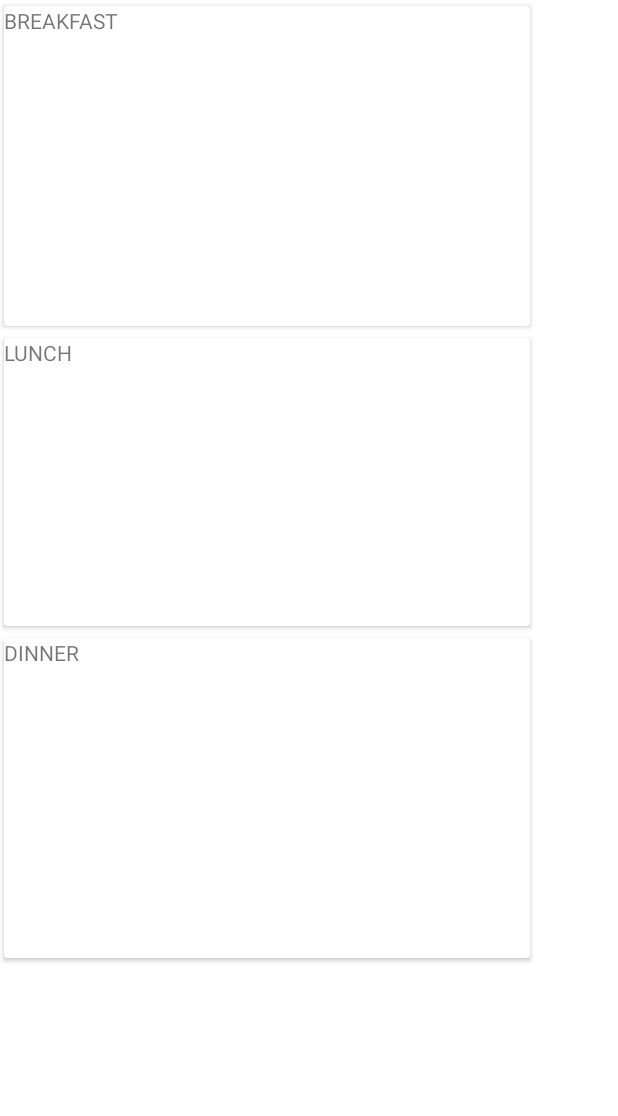
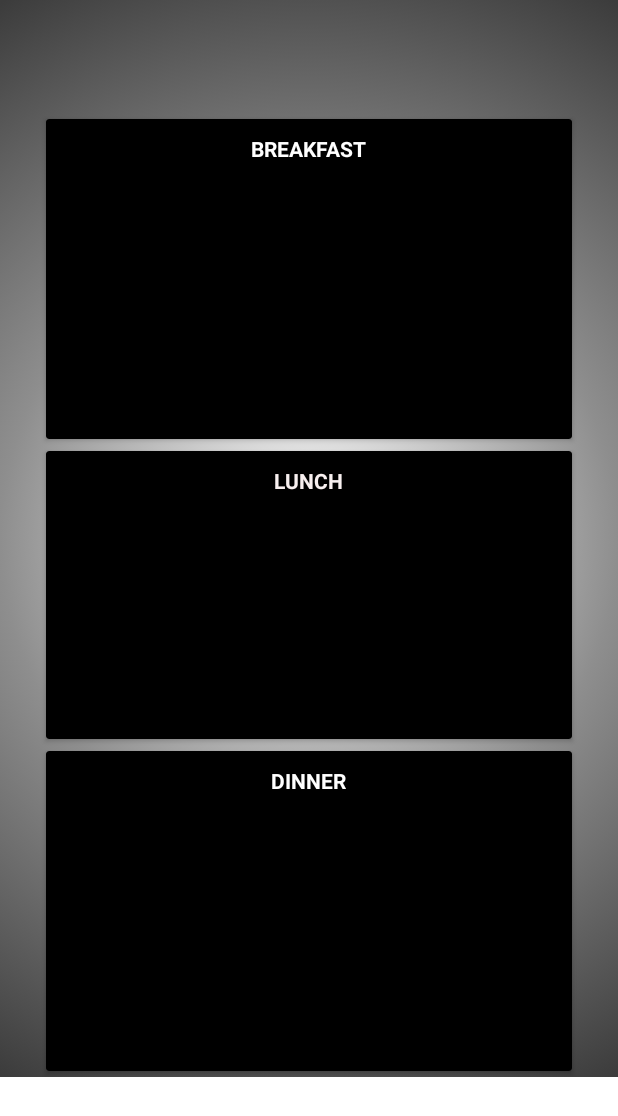
Before and after one commit to jeanrebandaban/FitnessApp, an Android app: the ActivityFNViewDay screen opened directly, with no data from a screen before it, on a phone screen of 412 x 824 dp. Shown: the top 1116 px of the screen. Run offline under Robolectric (Android 15) with nearby library versions, the phone set to English and light mode, and no system bars; 8 statements that could not run were skipped.

```diff
--- a/app/src/main/AndroidManifest.xml
+++ b/app/src/main/AndroidManifest.xml
@@ -20,6 +20,7 @@
         </activity>
         <activity android:name=".FoodNutrition"/>
         <activity android:name=".ActivityFNViewDay"/>
+        <activity android:name=".ActivityFNMedia"/>
 
         <activity android:name=".Coaching"/>
         <activity android:name=".CoachingFood"/>
--- a/app/src/main/res/layout/activity_main.xml
+++ b/app/src/main/res/layout/activity_main.xml
@@ -17,7 +17,7 @@
         app:layout_constraintStart_toStartOf="parent"
         app:layout_constraintTop_toTopOf="parent"
         app:layout_constraintVertical_bias="0.692"
-        android:onClick="goNutrition"/>
+        android:onClick="goHomeFoodNutrition"/>
 
     <Button
         android:id="@+id/coaching"
--- a/app/src/main/res/layout/fnviewday.xml
+++ b/app/src/main/res/layout/fnviewday.xml
@@ -1,12 +1,32 @@
 <?xml version="1.0" encoding="utf-8"?>
 <ScrollView xmlns:android="http://schemas.android.com/apk/res/android"
+    xmlns:app="http://schemas.android.com/apk/res-auto"
     android:layout_width="match_parent"
     android:layout_height="match_parent">
 <LinearLayout
-    xmlns:app="http://schemas.android.com/apk/res-auto"
     android:layout_width="match_parent"
     android:layout_height="wrap_content"
-    android:orientation="vertical">
+    android:orientation="vertical"
+    android:background="@drawable/bg_color">
+
+    <TextView
+        android:id="@+id/day_title"
+        android:layout_width="match_parent"
+        android:layout_height="75dp"
+        android:fontFamily="sans-serif-light"
+        android:paddingTop="15dp"
+        android:text=""
+        android:textAlignment="center"
+        android:textColor="@color/white"
+        android:textSize="34sp"
+        android:textStyle="bold"
+        app:layout_constraintBottom_toBottomOf="parent"
+        app:layout_constraintEnd_toEndOf="parent"
+        app:layout_constraintStart_toStartOf="parent"
+        app:layout_constraintTop_toTopOf="parent"
+        app:layout_constraintVertical_bias="0.06"/>
+
+
     <androidx.cardview.widget.CardView
         android:id="@+id/day1_breakfast"
         android:layout_width="356dp"
@@ -20,21 +40,28 @@
         app:layout_constraintHorizontal_bias="0.5"
         app:layout_constraintStart_toStartOf="parent"
         app:layout_constraintTop_toTopOf="parent"
-        app:layout_constraintVertical_bias="0.066" >
+        app:layout_constraintVertical_bias="0.066"
+        android:layout_gravity="center"
+        android:backgroundTint="@color/black">
 
         <TextView
             android:id="@+id/breakfast_label"
             android:layout_width="wrap_content"
             android:layout_height="wrap_content"
-            android:layout_gravity="start"
-            android:text="@string/d1_breakfast" />
+            android:layout_gravity="center|top"
+            android:paddingTop="10dp"
+            android:text="@string/d1_breakfast"
+            android:textColor="#FFFFFF"
+            android:textStyle="bold" />
 
         <TextView
             android:id="@+id/breakfast_content"
             android:layout_width="wrap_content"
             android:layout_height="wrap_content"
             android:layout_gravity="center"
-            android:text="" />
+            android:text=""
+            android:textAlignment="center"
+            android:textColor="@color/white" />
     </androidx.cardview.widget.CardView>
 
     <androidx.cardview.widget.CardView
@@ -50,21 +77,28 @@
         app:layout_constraintHorizontal_bias="0.5"
         app:layout_constraintStart_toStartOf="parent"
         app:layout_constraintTop_toTopOf="parent"
-        app:layout_constraintVertical_bias="0.5">
+        app:layout_constraintVertical_bias="0.5"
+        android:layout_gravity="center"
+        android:backgroundTint="@color/black">
 
         <TextView
             android:id="@+id/lunch_content"
             android:layout_width="wrap_content"
             android:layout_height="wrap_content"
             android:layout_gravity="center"
-            android:text="" />
+            android:text=""
+            android:textAlignment="center"
+            android:textColor="@color/white" />
 
         <TextView
             android:id="@+id/lunch_label"
             android:layout_width="wrap_content"
             android:layout_height="wrap_content"
-            android:layout_gravity="start"
-            android:text="@string/d1_lunch" />
+            android:layout_gravity="center|top"
+            android:paddingTop="10dp"
+            android:text="@string/d1_lunch"
+            android:textColor="#F8F0F0"
+            android:textStyle="bold" />
 
     </androidx.cardview.widget.CardView>
 
@@ -81,21 +115,28 @@
         app:layout_constraintHorizontal_bias="0.5"
         app:layout_constraintStart_toStartOf="parent"
         app:layout_constraintTop_toTopOf="parent"
-        app:layout_constraintVertical_bias="0.933" >
+        app:layout_constraintVertical_bias="0.933"
+        android:layout_gravity="center"
+        android:backgroundTint="@color/black">
 
         <TextView
             android:id="@+id/dinner_content"
             android:layout_width="wrap_content"
             android:layout_height="wrap_content"
             android:layout_gravity="center"
-            android:text="" />
+            android:text=""
+            android:textAlignment="center"
+            android:textColor="@color/white" />
 
         <TextView
             android:id="@+id/dinner_label"
             android:layout_width="wrap_content"
             android:layout_height="wrap_content"
-            android:layout_gravity="start"
-            android:text="@string/d1_dinner" />
+            android:layout_gravity="center|top"
+            android:paddingTop="10dp"
+            android:text="@string/d1_dinner"
+            android:textColor="#FFFFFF"
+            android:textStyle="bold" />
     </androidx.cardview.widget.CardView>
 
 </LinearLayout>
--- a/app/src/main/res/values/strings.xml
+++ b/app/src/main/res/values/strings.xml
@@ -1,14 +1,23 @@
 <resources>
     <string name="app_name">FitnessApp</string>
 
+    <string name="imageView">d1</string>
+    <string name="imageView2">d2</string>
+    <string name="imageView3">d3</string>
+    <string name="imageView4">d4</string>
+    <string name="imageView5">d5</string>
+    <string name="imageView6">d6</string>
+    <string name="imageView7">d7</string>
+    <string name="img_weekPlan">title</string>
+
     <string name="fn_label">Food Nutrition</string>
-    <string name="fn_day_seven">Day Seven</string>
-    <string name="fn_day_six">Day Six</string>
-    <string name="fn_day_five">Day Five</string>
-    <string name="fn_day_four">Day Four</string>
-    <string name="fn_day_three">Day Three</string>
-    <string name="fn_day_two">Day Two</string>
-    <string name="fn_day_one">Day One</string>
+    <string name="d7_fn">DAY SEVEN</string>
+    <string name="d6_fn">DAY SIX</string>
+    <string name="d5_fn">DAY FIVE</string>
+    <string name="d4_fn">DAY FOUR</string>
+    <string name="d3_fn">DAY THREE</string>
+    <string name="d2_fn">DAY TWO</string>
+    <string name="d1_fn">DAY ONE</string>
     <string name="fn_week_plan">A Week of Healthy Meal Plans</string>
 
     <string name="d1_breakfast">BREAKFAST</string>
@@ -60,5 +69,8 @@
     <string name="d7_dinner">DINNER</string>
     <string name="d7_dinner_content">3-ounce serving of baked or grilled salmon\nOne-half cup black beans\nOne cup Swiss chard\nOne cup brown rice\nOne whole wheat dinner roll with a pat of butter\nSparkling water with lemon or lime slice</string>
 
+    <string name="fn_btn_play">Play</string>
+    <string name="fn_btn">Proceed</string>
+    <string name="fn_healthy_plate">HEALTHY PLATE</string>
 
 </resources>
```
Also changed, not shown: app/src/main/java/com/group7/fitnessapp/ActivityFNMedia.java (added, +31 -0 lines), app/src/main/java/com/group7/fitnessapp/ActivityFNViewDay.java (+8 -2 lines), app/src/main/java/com/group7/fitnessapp/MainActivity.java (+2 -8 lines), app/src/main/res/layout/fn_media.xml (added, +80 -0 lines), app/src/main/res/layout/foodnutrition.xml (+44 -38 lines), app/src/main/res/drawable/day_five.jpg (added), app/src/main/res/drawable/day_four.jpg (added), app/src/main/res/drawable/day_one.jpg (added), app/src/main/res/drawable/day_seven.jpg (added), app/src/main/res/drawable/day_six.jpg (added), app/src/main/res/drawable/day_three.jpg (added), app/src/main/res/drawable/day_two.jpg (added), app/src/main/res/drawable/week.jpg (added), 1 other file.
